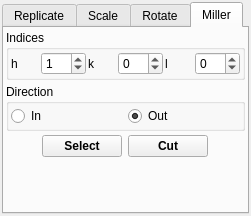
This is branches/nugui/src/gui/celltransform.ui in trisyoungs/aten as Qt 5 draws it before an edit. The edited form follows.
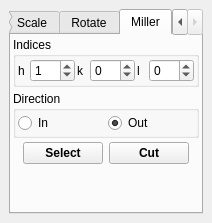
This is the edited form. The open tabs and pages were chosen to show the change. Icons and pictures are not drawn.

Commit message: Converted some GUI windows to their DockWidget equivalents. Added ToolboxWidget to replace old 'stack' toolbar. Removed splitter and messagebox from main window, leaving only ViewFrame behind. Removed ttabbar.uih from repo. Renamed celldefine* to celldefinition* for consistency. Removed old src/gui/wintemplate.h from repo.

What changed in the file:
```diff
--- a/branches/nugui/src/gui/celltransform.ui
+++ b/branches/nugui/src/gui/celltransform.ui
@@ -1,12 +1,13 @@
-<ui version="4.0" >
- <class>CellTransformDialog</class>
- <widget class="QDialog" name="CellTransformDialog" >
-  <property name="geometry" >
+<?xml version="1.0" encoding="UTF-8"?>
+<ui version="4.0">
+ <class>CellTransformWidget</class>
+ <widget class="QDockWidget" name="CellTransformWidget">
+  <property name="geometry">
    <rect>
     <x>0</x>
     <y>0</y>
-    <width>251</width>
-    <height>216</height>
+    <width>212</width>
+    <height>223</height>
    </rect>
   </property>
   <property name="windowTitle" >
@@ -16,16 +17,14 @@
    <iconset resource="icons.qrc" >
     <normaloff>:/stackicons/icons/stack_celledit.svg</normaloff>:/stackicons/icons/stack_celledit.svg</iconset>
   </property>
-  <layout class="QHBoxLayout" >
-   <property name="spacing" >
-    <number>4</number>
-   </property>
-   <property name="margin" >
-    <number>2</number>
-   </property>
+  <property name="windowTitle">
+   <string>Cell Transform</string>
+  </property>
+  <widget class="QWidget" name="dockWidgetContents">
+   <layout class="QVBoxLayout" name="verticalLayout">
    <item>
-    <widget class="QTabWidget" name="CellTransformTabs" >
-     <property name="currentIndex" >
+     <widget class="QTabWidget" name="CellTransformTabs">
+      <property name="currentIndex">
       <number>0</number>
      </property>
      <widget class="QWidget" name="ReplicateTab" >
@@ -882,48 +881,40 @@
        </item>
       </layout>
      </widget>
-     <widget class="QWidget" name="MillerTab" >
-      <property name="geometry" >
-       <rect>
-        <x>0</x>
-        <y>0</y>
-        <width>243</width>
-        <height>184</height>
-       </rect>
-      </property>
-      <attribute name="title" >
+      <widget class="QWidget" name="MillerTab">
+       <attribute name="title">
        <string>Miller</string>
       </attribute>
-      <layout class="QVBoxLayout" >
-       <property name="spacing" >
+       <layout class="QVBoxLayout" name="_13">
+        <property name="spacing">
         <number>4</number>
        </property>
-       <property name="margin" >
+        <property name="margin">
         <number>2</number>
        </property>
        <item>
-        <widget class="QGroupBox" name="MillerIndicesGroup" >
-         <property name="title" >
+         <widget class="QGroupBox" name="MillerIndicesGroup">
+          <property name="title">
           <string>Indices</string>
          </property>
-         <layout class="QHBoxLayout" >
-          <property name="spacing" >
+          <layout class="QHBoxLayout" name="_14">
+           <property name="spacing">
            <number>4</number>
           </property>
-          <property name="margin" >
+           <property name="margin">
            <number>2</number>
           </property>
           <item>
-           <layout class="QGridLayout" >
-            <property name="margin" >
+            <layout class="QGridLayout" name="_15">
+             <property name="margin">
              <number>0</number>
             </property>
-            <property name="spacing" >
+             <property name="spacing">
              <number>2</number>
             </property>
-            <item row="0" column="1" >
-             <widget class="QSpinBox" name="MillerHSpin" >
-              <property name="minimum" >
+             <item row="0" column="1">
+              <widget class="QSpinBox" name="MillerHSpin">
+               <property name="minimum">
                <number>-99</number>
               </property>
               <property name="value" >
@@ -931,10 +922,10 @@
               </property>
              </widget>
             </item>
-            <item row="0" column="4" >
-             <widget class="QLabel" name="label_6" >
-              <property name="sizePolicy" >
-               <sizepolicy vsizetype="Preferred" hsizetype="Minimum" >
+             <item row="0" column="4">
+              <widget class="QLabel" name="label_6">
+               <property name="sizePolicy">
+                <sizepolicy hsizetype="Minimum" vsizetype="Preferred">
                 <horstretch>0</horstretch>
                 <verstretch>0</verstretch>
                </sizepolicy>
@@ -944,10 +935,10 @@
               </property>
              </widget>
             </item>
-            <item row="0" column="0" >
-             <widget class="QLabel" name="label_4" >
-              <property name="sizePolicy" >
-               <sizepolicy vsizetype="Preferred" hsizetype="Minimum" >
+             <item row="0" column="0">
+              <widget class="QLabel" name="label_4">
+               <property name="sizePolicy">
+                <sizepolicy hsizetype="Minimum" vsizetype="Preferred">
                 <horstretch>0</horstretch>
                 <verstretch>0</verstretch>
                </sizepolicy>
@@ -957,17 +948,17 @@
               </property>
              </widget>
             </item>
-            <item row="0" column="3" >
-             <widget class="QSpinBox" name="MillerKSpin" >
-              <property name="minimum" >
+             <item row="0" column="3">
+              <widget class="QSpinBox" name="MillerKSpin">
+               <property name="minimum">
                <number>-99</number>
               </property>
              </widget>
             </item>
-            <item row="0" column="2" >
-             <widget class="QLabel" name="label_5" >
-              <property name="sizePolicy" >
-               <sizepolicy vsizetype="Preferred" hsizetype="Minimum" >
+             <item row="0" column="2">
+              <widget class="QLabel" name="label_5">
+               <property name="sizePolicy">
+                <sizepolicy hsizetype="Minimum" vsizetype="Preferred">
                 <horstretch>0</horstretch>
                 <verstretch>0</verstretch>
                </sizepolicy>
@@ -977,9 +968,9 @@
               </property>
              </widget>
             </item>
-            <item row="0" column="5" >
-             <widget class="QSpinBox" name="MillerLSpin" >
-              <property name="minimum" >
+             <item row="0" column="5">
+              <widget class="QSpinBox" name="MillerLSpin">
+               <property name="minimum">
                <number>-99</number>
               </property>
              </widget>
@@ -990,27 +981,27 @@
         </widget>
        </item>
        <item>
-        <widget class="QGroupBox" name="MillerCutDirectionGroup" >
-         <property name="title" >
+         <widget class="QGroupBox" name="MillerCutDirectionGroup">
+          <property name="title">
           <string>Direction</string>
          </property>
-         <layout class="QHBoxLayout" >
-          <property name="spacing" >
+          <layout class="QHBoxLayout" name="_16">
+           <property name="spacing">
            <number>4</number>
           </property>
-          <property name="margin" >
+           <property name="margin">
            <number>2</number>
           </property>
           <item>
-           <widget class="QRadioButton" name="MillerInRadio" >
-            <property name="text" >
+            <widget class="QRadioButton" name="MillerInRadio">
+             <property name="text">
              <string>In</string>
             </property>
            </widget>
           </item>
           <item>
-           <widget class="QRadioButton" name="MillerOutRadio" >
-            <property name="text" >
+            <widget class="QRadioButton" name="MillerOutRadio">
+             <property name="text">
              <string>Out</string>
             </property>
             <property name="checked" >
@@ -1022,11 +1013,11 @@
         </widget>
        </item>
        <item>
-        <layout class="QHBoxLayout" >
-         <property name="spacing" >
+         <layout class="QHBoxLayout" name="_17">
+          <property name="spacing">
           <number>6</number>
          </property>
-         <property name="margin" >
+          <property name="margin">
           <number>0</number>
          </property>
          <item>
@@ -1043,8 +1034,8 @@
           </spacer>
          </item>
          <item>
-          <widget class="QPushButton" name="MillerSelectButton" >
-           <property name="font" >
+           <widget class="QPushButton" name="MillerSelectButton">
+            <property name="font">
             <font>
              <weight>75</weight>
              <bold>true</bold>
@@ -1059,8 +1050,8 @@
           </widget>
          </item>
          <item>
-          <widget class="QPushButton" name="MillerCutButton" >
-           <property name="font" >
+           <widget class="QPushButton" name="MillerCutButton">
+            <property name="font">
             <font>
              <weight>75</weight>
              <bold>true</bold>
@@ -1108,21 +1099,7 @@
    </item>
   </layout>
  </widget>
- <tabstops>
-  <tabstop>CellTransformTabs</tabstop>
-  <tabstop>CellReplicateNegXSpin</tabstop>
-  <tabstop>CellReplicatePosXSpin</tabstop>
-  <tabstop>CellReplicateNegYSpin</tabstop>
-  <tabstop>CellReplicatePosYSpin</tabstop>
-  <tabstop>CellReplicateNegZSpin</tabstop>
-  <tabstop>CellReplicatePosZSpin</tabstop>
-  <tabstop>CellReplicateFoldCheck</tabstop>
-  <tabstop>CellReplicateTrimCheck</tabstop>
-  <tabstop>CellReplicateButton</tabstop>
-  <tabstop>CellScaleXSpin</tabstop>
-  <tabstop>CellScaleYSpin</tabstop>
-  <tabstop>CellScaleZSpin</tabstop>
- </tabstops>
+ </widget>
  <resources>
   <include location="icons.qrc" />
  </resources>
```
Left out of the diff: 547 changed lines with no effect on the pictures. Lines whose indentation alone changed are shown as unchanged. The commit also changes 15 other files.
